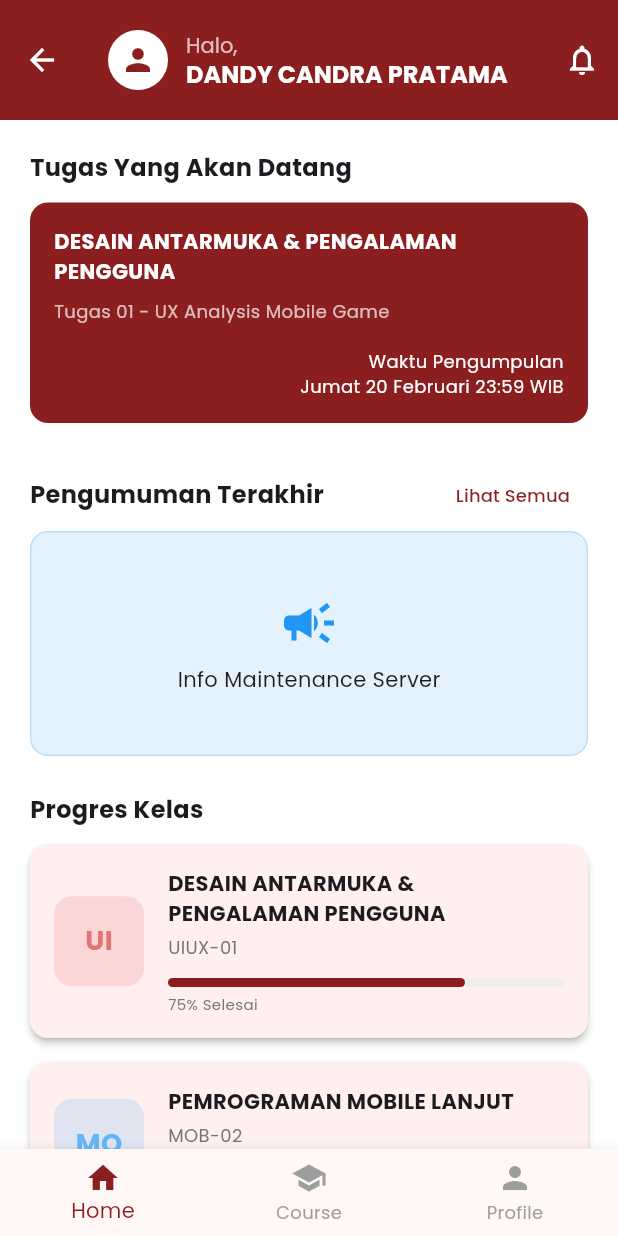
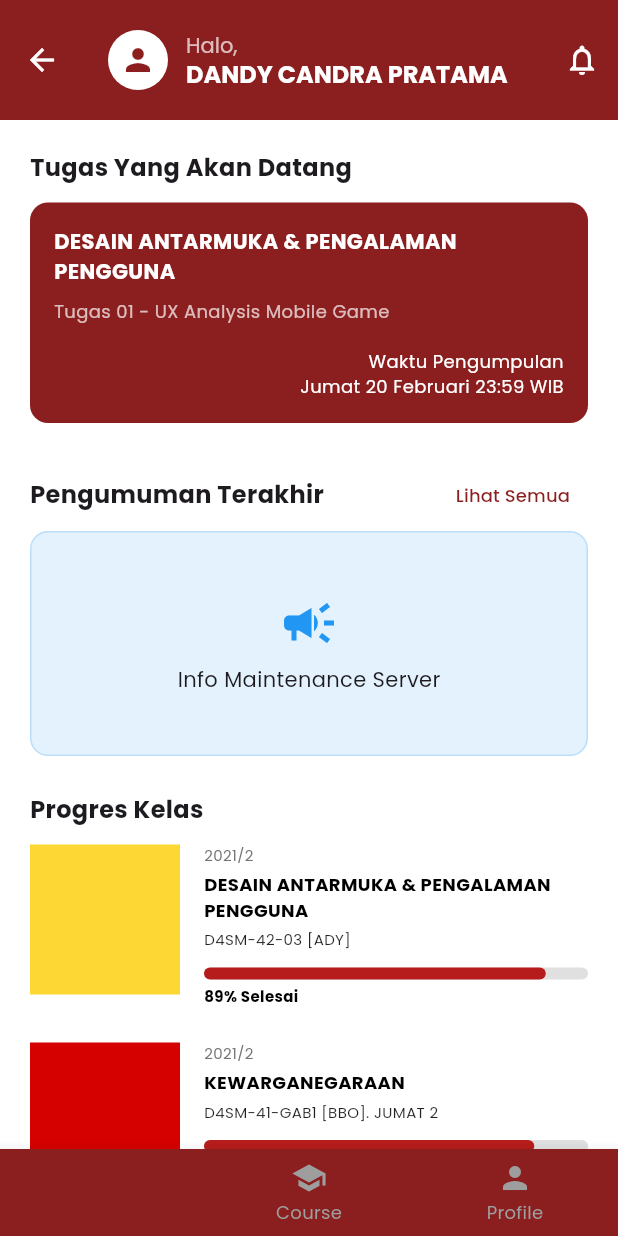
Before and after one commit to iqbalurrofiq/Lentera2, a Flutter app: the HomePage screen opened by its route, on a phone screen of 412 x 824 dp. Run offline on Flutter 3.47's test engine with Material 3 defaults, Android fonts, the phone set to English and light mode, and no system bars; our stand-ins replace google_fonts.

Commit message:
perbaikan kelas saya

```diff
--- a/lentera/lib/main.dart
+++ b/lentera/lib/main.dart
@@ -30,8 +30,9 @@ class LenteraApp extends StatelessWidget {
           centerTitle: true,
         ),
         bottomNavigationBarTheme: const BottomNavigationBarThemeData(
-          selectedItemColor: AppColors.primary,
-          unselectedItemColor: Colors.grey,
+          backgroundColor: AppColors.primary,
+          selectedItemColor: Colors.white,
+          unselectedItemColor: Colors.white70,
           showUnselectedLabels: true,
           type: BottomNavigationBarType.fixed,
         ),
--- a/lentera/lib/models/course_model.dart
+++ b/lentera/lib/models/course_model.dart
@@ -3,12 +3,14 @@ import 'package:flutter/material.dart';
 class Course {
   final String title;
   final String code;
+  final String semester;
   final double progress; // 0.0 to 1.0
   final Color color;
 
   Course({
     required this.title,
     required this.code,
+    required this.semester,
     required this.progress,
     required this.color,
   });
@@ -16,33 +18,52 @@ class Course {
   static List<Course> get dummyCourses => [
         Course(
           title: 'DESAIN ANTARMUKA & PENGALAMAN PENGGUNA',
-          code: 'UIUX-01',
-          progress: 0.75,
-          color: const Color(0xFFE57373), // Red-ish
+          code: 'D4SM-42-03 [ADY]',
+          semester: '2021/2',
+          progress: 0.89,
+          color: const Color(0xFFFDD835), // Yellow-ish
         ),
         Course(
-          title: 'PEMROGRAMAN MOBILE LANJUT',
-          code: 'MOB-02',
-          progress: 0.45,
-          color: const Color(0xFF64B5F6), // Blue-ish
+          title: 'KEWARGANEGARAAN',
+          code: 'D4SM-41-GAB1 [BBO]. JUMAT 2',
+          semester: '2021/2',
+          progress: 0.86,
+          color: const Color(0xFFD50000), // Red
         ),
         Course(
           title: 'SISTEM OPERASI',
-          code: 'OS-03',
+          code: 'D4SM-44-02 [DDS]',
+          semester: '2021/2',
           progress: 0.90,
-          color: const Color(0xFFFFD54F), // Yellow-ish
+          color: const Color(0xFFEEEEEE), // Grey/White pattern
         ),
         Course(
-          title: 'BASIS DATA II',
-          code: 'BD-04',
-          progress: 0.20,
-          color: const Color(0xFFBA68C8), // Purple-ish
+          title: 'PEMROGRAMAN PERANGKAT BERGERAK MULTIMEDIA',
+          code: 'D4SM-41-GAB1 [APJ]',
+          semester: '2021/2',
+          progress: 0.90,
+          color: const Color(0xFF80DEEA), // Cyan
         ),
         Course(
-           title: 'KEWARGANEGARAAN',
-           code: 'KWN-05',
-           progress: 0.10,
-           color: const Color(0xFF81C784), // Green-ish
+           title: 'BAHASA INGGRIS: BUSINESS AND SCIENTIFIC',
+           code: 'D4SM-41-GAB1 [ARS]',
+           semester: '2021/2',
+           progress: 0.80,
+           color: const Color(0xFFE0E0E0), // Grey
+        ),
+         Course(
+           title: 'PEMROGRAMAN MULTIMEDIA INTERAKTIF',
+           code: 'D4SM-43-04 [TPR]',
+           semester: '2021/2',
+           progress: 0.90,
+           color: const Color(0xFF1976D2), // Blue
+        ),
+         Course(
+           title: 'OLAH RAGA',
+           code: 'D3TT-44-02 [EYR]',
+           semester: '2021/2',
+           progress: 0.90,
+           color: const Color(0xFFB39DDB), // Purple
         ),
       ];
 }
--- a/lentera/lib/pages/course_page.dart
+++ b/lentera/lib/pages/course_page.dart
@@ -13,9 +13,13 @@ class CoursePage extends StatelessWidget {
     return Scaffold(
       backgroundColor: Colors.white,
       appBar: AppBar(
-        title: const Text('Kelas Saya'),
-        backgroundColor: AppColors.primary,
-        foregroundColor: Colors.white,
+        title: const Text(
+          'Kelas Saya',
+          style: TextStyle(fontWeight: FontWeight.bold),
+        ),
+        centerTitle: true,
+        backgroundColor: Colors.white,
+        foregroundColor: Colors.black,
         elevation: 0,
       ),
       body: ListView.separated(
--- a/lentera/lib/widgets/course_card.dart
+++ b/lentera/lib/widgets/course_card.dart
@@ -10,31 +10,24 @@ class CourseCard extends StatelessWidget {
   @override
   Widget build(BuildContext context) {
     return Card(
-      margin: const EdgeInsets.only(bottom: 16),
-      elevation: 2,
-      shape: RoundedRectangleBorder(borderRadius: BorderRadius.circular(12)),
-      child: Padding(
-        padding: const EdgeInsets.all(16.0),
+      margin: const EdgeInsets.only(bottom: 24),
+      elevation: 0, // Flat look as per design? Or standard card. Design looks flat-ish or very subtle.
+      color: Colors.transparent, // Design has white background but it looks like a list item rather than a card
       child: Row(
+        crossAxisAlignment: CrossAxisAlignment.start,
         children: [
-            // Course Thumbnail / Icon Placeholder
+          // Large Square Thumbnail
           Container(
-              width: 60,
-              height: 60,
+            width: 100,
+            height: 100,
             decoration: BoxDecoration(
-                color: course.color.withOpacity(0.2),
-                borderRadius: BorderRadius.circular(12),
+              color: course.color,
+              borderRadius: BorderRadius.circular(0), // Square or slight radius? design looks square
             ),
-              child: Center(
-                child: Text(
-                  course.code.substring(0, 2),
-                  style: TextStyle(
-                    color: course.color,
-                    fontWeight: FontWeight.bold,
-                    fontSize: 18,
-                  ),
-                ),
-              ),
+            child: course.color == const Color(0xFFEEEEEE) ?
+               // Specific hack for OS which looks like text image
+               const Center(child: Text("System", style: TextStyle(fontWeight: FontWeight.bold)))
+               : null,
           ),
           const SizedBox(width: 16),
 
@@ -43,21 +36,35 @@ class CourseCard extends StatelessWidget {
             child: Column(
               crossAxisAlignment: CrossAxisAlignment.start,
               children: [
+                // Semester
+                Text(
+                  course.semester,
+                  style: TextStyle(
+                    color: Colors.grey[600],
+                    fontSize: 10,
+                  ),
+                ),
+                const SizedBox(height: 4),
+
+                // Title
                 Text(
                   course.title,
                   maxLines: 2,
                   overflow: TextOverflow.ellipsis,
                   style: const TextStyle(
                     fontWeight: FontWeight.bold,
-                      fontSize: 14,
+                    fontSize: 12,
+                    color: Colors.black,
                   ),
                 ),
                 const SizedBox(height: 4),
+
+                // Code
                 Text(
                   course.code,
                   style: TextStyle(
-                      color: Colors.grey[600],
-                      fontSize: 12,
+                    color: Colors.black87,
+                    fontSize: 10,
                   ),
                 ),
                 const SizedBox(height: 12),
@@ -65,17 +72,18 @@ class CourseCard extends StatelessWidget {
                 // Progress Bar
                 LinearProgressIndicator(
                   value: course.progress,
-                    backgroundColor: Colors.grey[200],
-                    valueColor: AlwaysStoppedAnimation<Color>(AppColors.primary),
-                    minHeight: 6,
-                    borderRadius: BorderRadius.circular(3),
+                  backgroundColor: Colors.grey[300],
+                  valueColor: const AlwaysStoppedAnimation<Color>(Color(0xFFB71C1C)), // Dark Red
+                  minHeight: 8,
+                  borderRadius: BorderRadius.circular(4),
                 ),
                 const SizedBox(height: 4),
                 Text(
                   '${(course.progress * 100).toInt()}% Selesai',
-                    style: TextStyle(
-                      color: Colors.grey[600],
+                  style: const TextStyle(
+                    color: Colors.black,
                     fontSize: 10,
+                    fontWeight: FontWeight.bold,
                   ),
                 ),
               ],
@@ -83,7 +91,6 @@ class CourseCard extends StatelessWidget {
           ),
         ],
       ),
-      ),
     );
   }
 }
```
Lines whose indentation alone changed are shown as unchanged.
